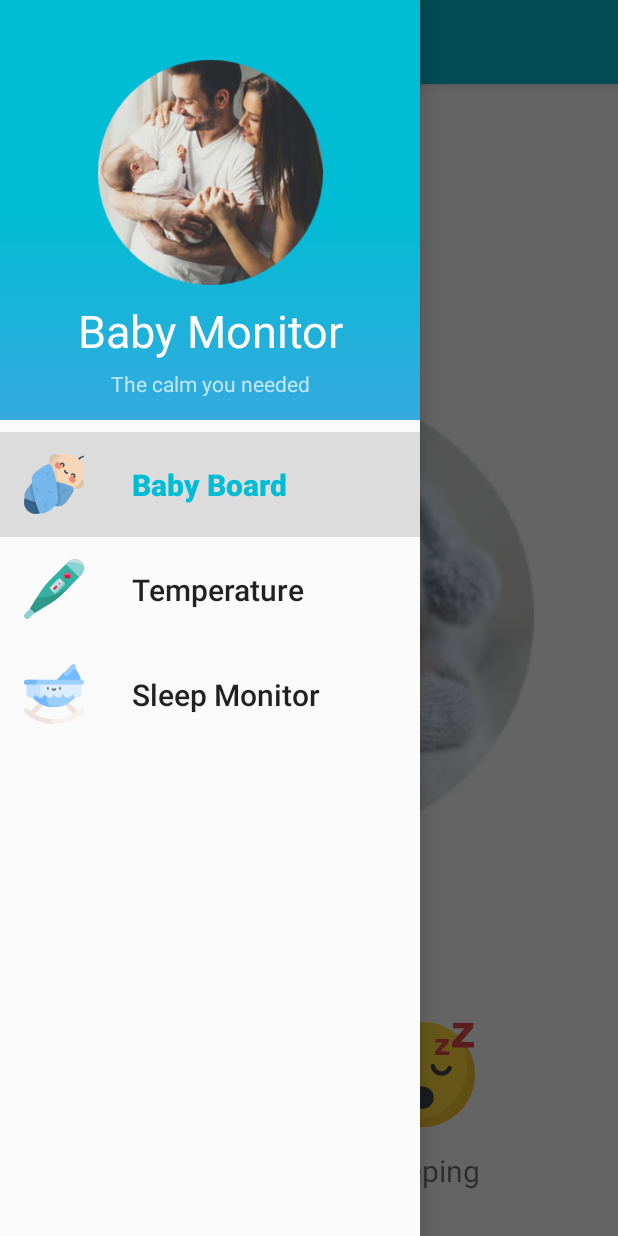
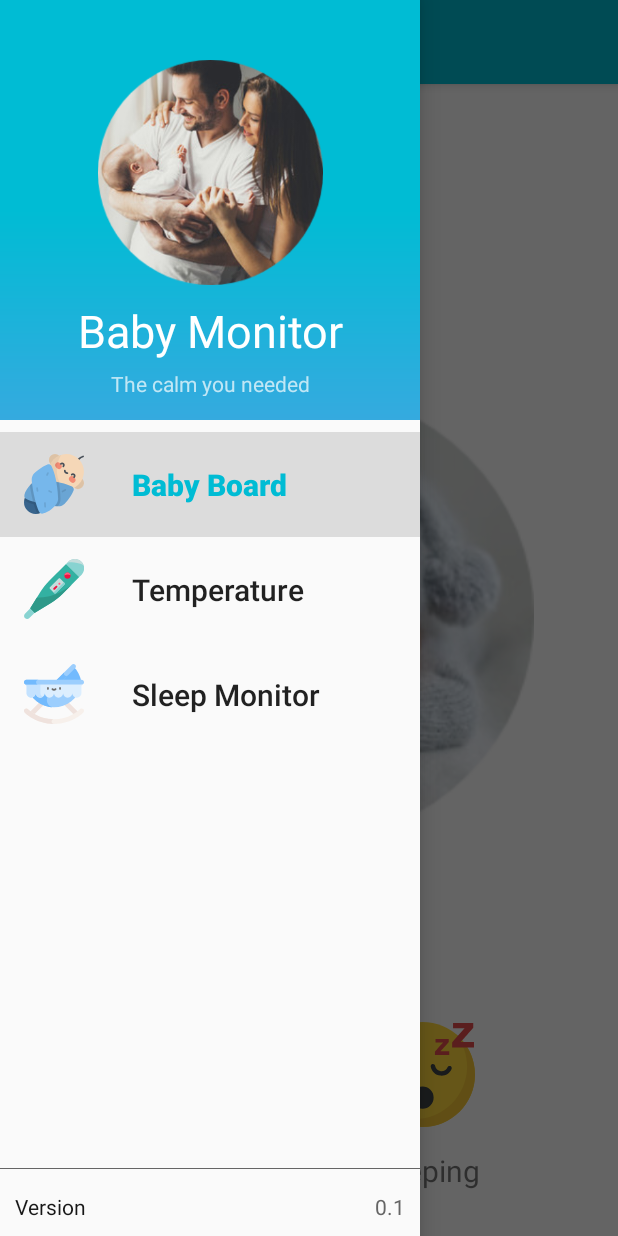
Before and after one commit to filipesilvapt/baby-monitor-android, an Android app: the screen it shows after launch (MainActivity), with the side drawer open, on a phone screen of 412 x 824 dp. Run offline under Robolectric (Android 15) with nearby library versions, the phone set to English and light mode, and no system bars; our stand-ins replace Firebase (no records; nobody signed in at launch, a user with empty details on screens opened directly), data binding, navigation-ui.

Commit message:
Added drawer footer with app version

```diff
--- a/app/build.gradle
+++ b/app/build.gradle
@@ -13,7 +13,7 @@ android {
         minSdkVersion 21
         targetSdkVersion 29
         versionCode 1
-        versionName "1.0"
+        versionName "0.1"
 
         testInstrumentationRunner "androidx.test.runner.AndroidJUnitRunner"
     }
--- a/app/src/main/java/com/babyMonitor/MainActivity.kt
+++ b/app/src/main/java/com/babyMonitor/MainActivity.kt
@@ -1,6 +1,7 @@
 package com.babyMonitor
 
 import android.os.Bundle
+import android.widget.TextView
 import androidx.appcompat.app.AppCompatActivity
 import androidx.appcompat.widget.Toolbar
 import androidx.drawerlayout.widget.DrawerLayout
@@ -36,6 +37,9 @@ class MainActivity : AppCompatActivity() {
 
         // Allow drawables in the icons instead of tinted icons
         navigationView.itemIconTintList = null
+
+        // Set the version value in the drawer footer
+        findViewById<TextView>(R.id.version_value).text = BuildConfig.VERSION_NAME
     }
 
     override fun onSupportNavigateUp(): Boolean {
@@ -43,4 +47,5 @@ class MainActivity : AppCompatActivity() {
         // drawer menu, depending on the situation
         return navController.navigateUp(drawerLayout) || super.onSupportNavigateUp()
     }
+
 }
--- a/app/src/main/res/layout/activity_main.xml
+++ b/app/src/main/res/layout/activity_main.xml
@@ -25,6 +25,14 @@
         android:theme="@style/NavigationViewStyle"
         app:headerLayout="@layout/nav_header_main"
         app:itemIconSize="40dp"
-        app:menu="@menu/activity_main_drawer" />
+        app:menu="@menu/activity_main_drawer">
+
+        <include
+            layout="@layout/nav_footer_main"
+            android:layout_width="match_parent"
+            android:layout_height="wrap_content"
+            android:layout_gravity="bottom" />
+
+    </com.google.android.material.navigation.NavigationView>
 
 </androidx.drawerlayout.widget.DrawerLayout>
--- /dev/null
+++ b/app/src/main/res/layout/nav_footer_main.xml
@@ -0,0 +1,64 @@
+<?xml version="1.0" encoding="utf-8"?>
+<androidx.constraintlayout.widget.ConstraintLayout xmlns:android="http://schemas.android.com/apk/res/android"
+    xmlns:app="http://schemas.android.com/apk/res-auto"
+    android:layout_width="match_parent"
+    android:layout_height="wrap_content"
+    android:gravity="bottom"
+    android:orientation="vertical"
+    android:theme="@style/ThemeOverlay.AppCompat.Dark">
+
+    <View
+        android:id="@+id/version_divider"
+        android:layout_width="match_parent"
+        android:layout_height="0.5dp"
+        android:layout_marginBottom="5dp"
+        android:background="@color/colorNeutral"
+        app:layout_constraintBottom_toTopOf="@+id/version_layout"
+        app:layout_constraintEnd_toEndOf="parent"
+        app:layout_constraintHorizontal_bias="0.5"
+        app:layout_constraintStart_toStartOf="parent"
+        app:layout_constraintTop_toTopOf="parent"
+        app:layout_constraintVertical_chainStyle="packed" />
+
+    <androidx.constraintlayout.widget.ConstraintLayout
+        android:id="@+id/version_layout"
+        android:layout_width="match_parent"
+        android:layout_height="wrap_content"
+        android:orientation="horizontal"
+        android:padding="10dp"
+        app:layout_constraintBottom_toBottomOf="parent"
+        app:layout_constraintEnd_toEndOf="parent"
+        app:layout_constraintHorizontal_bias="0.5"
+        app:layout_constraintStart_toStartOf="parent"
+        app:layout_constraintTop_toBottomOf="@+id/version_divider">
+
+        <TextView
+            android:id="@+id/version_title"
+            android:layout_width="wrap_content"
+            android:layout_height="wrap_content"
+            android:gravity="center"
+            android:text="@string/menu_version"
+            android:textColor="@color/colorNeutralDark"
+            android:textSize="14sp"
+            app:layout_constraintBottom_toBottomOf="parent"
+            app:layout_constraintEnd_toStartOf="@+id/version_value"
+            app:layout_constraintHorizontal_chainStyle="spread_inside"
+            app:layout_constraintStart_toStartOf="parent"
+            app:layout_constraintTop_toTopOf="parent" />
+
+        <TextView
+            android:id="@+id/version_value"
+            android:layout_width="wrap_content"
+            android:layout_height="wrap_content"
+            android:gravity="center"
+            android:text="1.0"
+            android:textColor="@color/colorNeutral"
+            android:textSize="14sp"
+            app:layout_constraintBottom_toBottomOf="parent"
+            app:layout_constraintEnd_toEndOf="parent"
+            app:layout_constraintStart_toEndOf="@+id/version_title"
+            app:layout_constraintTop_toTopOf="parent" />
+
+    </androidx.constraintlayout.widget.ConstraintLayout>
+
+</androidx.constraintlayout.widget.ConstraintLayout>
--- a/app/src/main/res/layout/nav_header_main.xml
+++ b/app/src/main/res/layout/nav_header_main.xml
@@ -1,7 +1,6 @@
 <?xml version="1.0" encoding="utf-8"?>
 <androidx.constraintlayout.widget.ConstraintLayout xmlns:android="http://schemas.android.com/apk/res/android"
     xmlns:app="http://schemas.android.com/apk/res-auto"
-    xmlns:tools="http://schemas.android.com/tools"
     android:layout_width="match_parent"
     android:layout_height="@dimen/nav_header_height"
     android:background="@drawable/side_nav_bar"
--- a/app/src/main/res/values/colors.xml
+++ b/app/src/main/res/values/colors.xml
@@ -2,7 +2,9 @@
 <resources>
     <color name="colorPrimary">#00BCD4</color>
     <color name="colorPrimaryDark">#00BCD4</color>
-    <color name="colorAccent">#d6fbe4</color>
+    <color name="colorAccent">#D6FBE4</color>
+    <color name="colorNeutral">#656565</color>
+    <color name="colorNeutralDark">#171717</color>
 
     <color name="colorChartMaxValue">#FF7474</color>
     <color name="colorChartMinValue">#97C6FF</color>
--- a/app/src/main/res/values/strings.xml
+++ b/app/src/main/res/values/strings.xml
@@ -9,6 +9,7 @@
     <string name="menu_baby_board">Baby Board</string>
     <string name="menu_temp_monitor">Temperature</string>
     <string name="menu_sleep_monitor">Sleep Monitor</string>
+    <string name="menu_version">Version</string>
 
     <string name="content_desc_baby_picture">Baby picture</string>
     <string name="content_desc_baby_temperature">Baby temperature</string>
```
